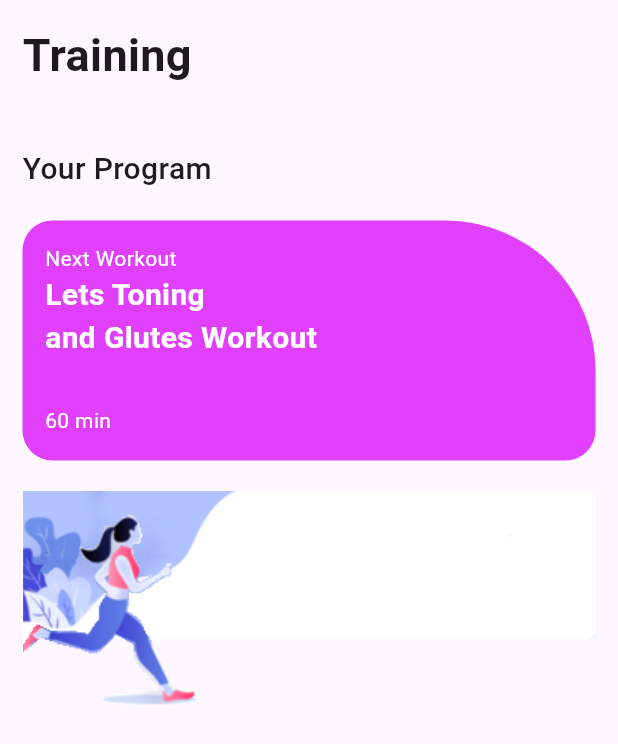
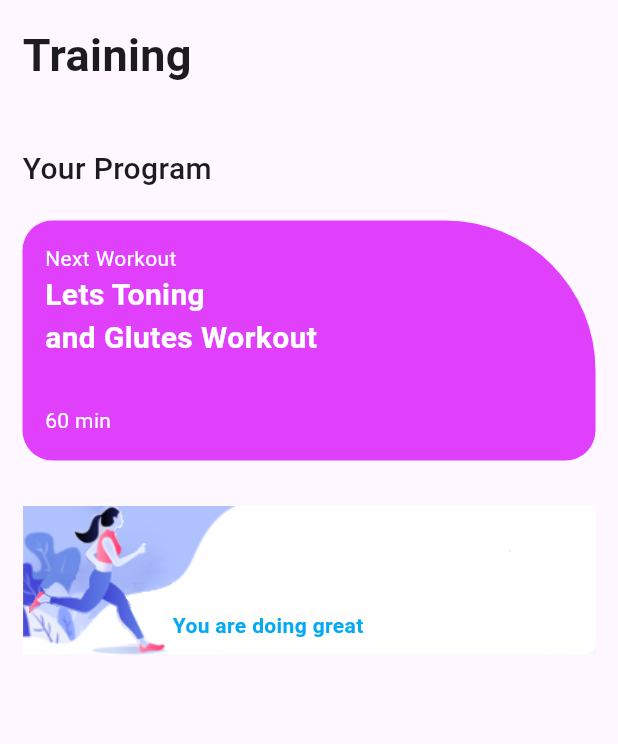
Before and after one commit to Ninaa135/Flutter, a Flutter app: the screen it shows after launch, on a phone screen of 412 x 824 dp. Shown: the top 744 px of the screen. Run offline on Flutter 3.47's test engine with Material 3 defaults, Android fonts, the phone set to English and light mode, and no system bars.

Commit message:
15 menit ke-5

```diff
--- a/lib/tugas/quiz.dart
+++ b/lib/tugas/quiz.dart
@@ -52,7 +52,7 @@ class Quiz extends StatelessWidget {
               ),
             ),
             Padding(
-              padding: const EdgeInsets.only(top: 20),
+              padding: const EdgeInsets.only(top: 30),
               child: SizedBox(
                 width: 600,
                 height: 160,
@@ -62,10 +62,21 @@ class Quiz extends StatelessWidget {
                     width: 400,
                     fit: BoxFit.contain,
                     ),
-                    Align(
-                      alignment: Alignment.centerLeft,
-                      child: Image.asset("gambar/figure.png",
-                      fit: BoxFit.contain,)
+                    Row(
+                      children: [
+                        Align(
+                          alignment: Alignment.topLeft,
+                          child: Image.asset("gambar/figure.png",
+                          width: 100,
+                          height: 100,
+                          fit: BoxFit.contain,)
+                        ),
+                        Column(
+                          mainAxisAlignment: MainAxisAlignment.center,
+                          crossAxisAlignment: CrossAxisAlignment.center,
+                          children: [Text("You are doing great", style: TextStyle(fontWeight: FontWeight.bold, color: Colors.lightBlue),)],
+                        )
+                      ],
                     ),
                   ],
                 ),
```
